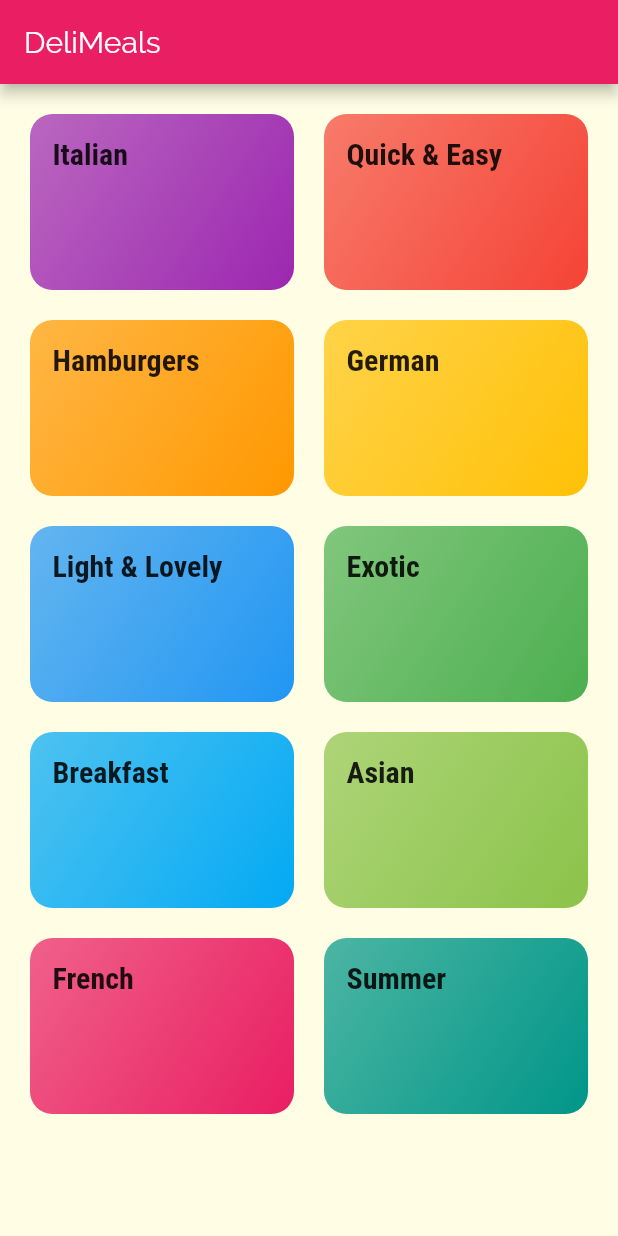
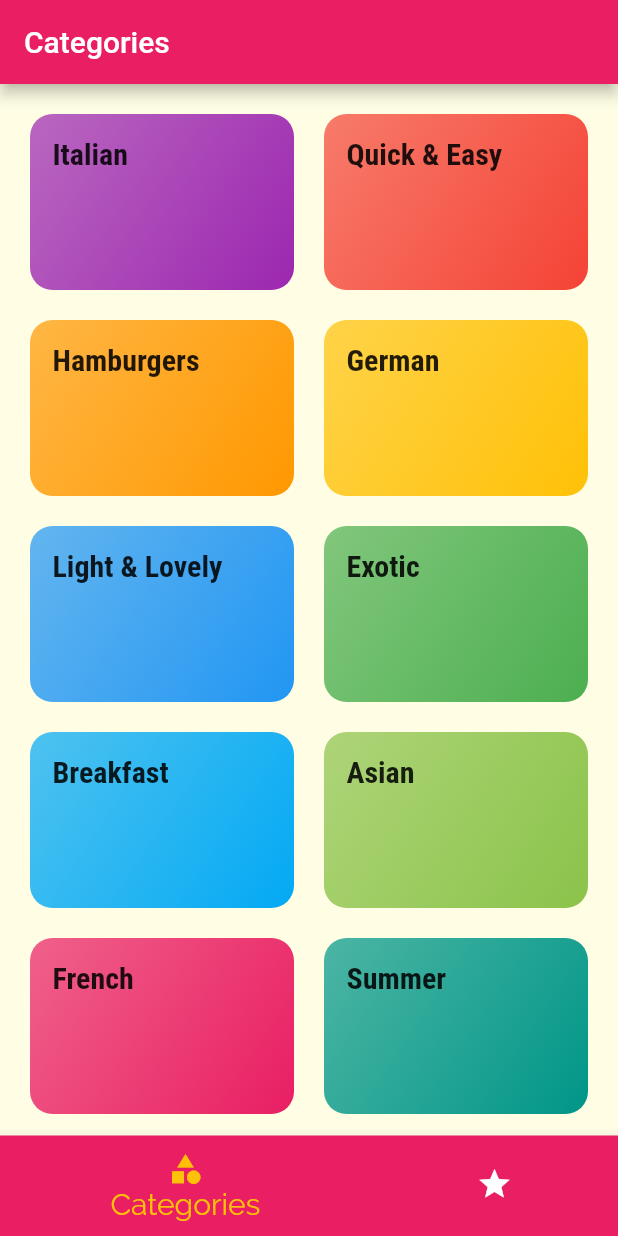
Before and after one commit to danghoanguet/meals_app, a Flutter app: the screen it shows after launch, on a phone screen of 412 x 824 dp. Run offline on Flutter 3.47's test engine with Material 2 defaults, Android fonts, the phone set to English and light mode, and no system bars.

```diff
--- a/lib/main.dart
+++ b/lib/main.dart
@@ -2,6 +2,7 @@ import 'package:flutter/material.dart';
 import 'package:meals_app/screens/categories_screen.dart';
 import 'package:meals_app/screens/category_meals_screen.dart';
 import 'package:meals_app/screens/meal_details_screen.dart';
+import 'package:meals_app/screens/tabs_screen.dart';
 
 void main() => runApp(MyApp());
 
@@ -31,7 +32,7 @@ class MyApp extends StatelessWidget {
       //home: CategoriesScreen(),
       //initialRoute: '/', // default value is '/'
       routes: {
-        '/': (context) => CategoriesScreen(),
+        '/': (context) => TabScreen(),
         //'/category-meals': (_) => CategoryMealsScreen(),
         CategoryMealsScreen.routeName: (_) => CategoryMealsScreen(),
         MealDetailsScreen.routeName: (_) => MealDetailsScreen(),
--- a/lib/screens/categories_screen.dart
+++ b/lib/screens/categories_screen.dart
@@ -9,12 +9,6 @@ class CategoriesScreen extends StatelessWidget {
   @override
   Widget build(BuildContext context) {
     return Scaffold(
-      appBar: AppBar(
-        title: Text(
-          'DeliMeals',
-          style: Theme.of(context).textTheme.bodySmall,
-        ),
-      ),
       body: GridView(
         padding: const EdgeInsets.all(20),
         gridDelegate: SliverGridDelegateWithMaxCrossAxisExtent(
--- /dev/null
+++ b/lib/screens/favorites_screen.dart
@@ -0,0 +1,14 @@
+import 'package:flutter/material.dart';
+
+class FavoritesScreen extends StatelessWidget {
+  const FavoritesScreen({Key? key}) : super(key: key);
+
+  @override
+  Widget build(BuildContext context) {
+    return Container(
+      child: Center(
+        child: Text('Favorites'),
+      ),
+    );
+  }
+}
--- /dev/null
+++ b/lib/screens/tabs_screen.dart
@@ -0,0 +1,89 @@
+import 'package:flutter/material.dart';
+import 'package:meals_app/screens/categories_screen.dart';
+import 'package:meals_app/screens/favorites_screen.dart';
+
+class TabScreen extends StatefulWidget {
+  const TabScreen({Key? key}) : super(key: key);
+
+  @override
+  State<TabScreen> createState() => _TabScreenState();
+}
+
+class _TabScreenState extends State<TabScreen> {
+  final List<Map<String, Object>> _pages = [
+    {'page': CategoriesScreen(), 'title': 'Categories'},
+    {'page': FavoritesScreen(), 'title': 'Favorites'},
+  ];
+
+  int _selectedPageIndex = 0;
+
+  void _selectPage(int index) {
+    setState(() {
+      _selectedPageIndex = index;
+    });
+  }
+
+  @override
+  Widget build(BuildContext context) {
+    // return DefaultTabController(
+    //   length: 2,
+    //   child: Scaffold(
+    //     appBar: AppBar(
+    //       title: Text('Meals'),
+    //       bottom: TabBar(tabs: [
+    //         Tab(
+    //           icon: Icon(Icons.category),
+    //           text: 'Categories',
+    //         ),
+    //         Tab(
+    //           icon: Icon(Icons.star),
+    //           text: 'Favorites',
+    //         ),
+    //       ]),
+    //     ),
+    //     body: TabBarView(
+    //       children: [
+    //         CategoriesScreen(),
+    //         FavoritesScreen(),
+    //       ],
+    //     ),
+    //   ),
+    // );
+    return Scaffold(
+      appBar: AppBar(
+        title: Text(_pages[_selectedPageIndex]['title'] as String),
+      ),
+      body: _pages[_selectedPageIndex]['page'] as Widget,
+      bottomNavigationBar: BottomNavigationBar(
+        onTap: (val) => _selectPage(val),
+        // backgroundColor: Theme.of(context).colorScheme.primary,
+        unselectedIconTheme: IconThemeData(
+          color: Colors.white,
+        ),
+        unselectedLabelStyle: TextStyle(
+          color: Colors.white,
+          fontSize: 15,
+        ),
+        selectedLabelStyle: TextStyle(fontSize: 20),
+        selectedItemColor: Theme.of(context).colorScheme.secondary,
+        currentIndex: _selectedPageIndex,
+        type: BottomNavigationBarType.shifting,
+        items: [
+          BottomNavigationBarItem(
+              backgroundColor: Theme.of(context).colorScheme.primary,
+              icon: Icon(
+                Icons.category,
+                //color: Colors.black,
+              ),
+              label: 'Categories'),
+          BottomNavigationBarItem(
+              backgroundColor: Theme.of(context).colorScheme.primary,
+              icon: Icon(
+                Icons.star,
+              ),
+              label: 'Favorites'),
+        ],
+      ),
+    );
+  }
+}
--- a/pubspec.yaml
+++ b/pubspec.yaml
@@ -18,7 +18,7 @@ publish_to: 'none' # Remove this line if you wish to publish to pub.dev
 version: 1.0.0+1
 
 environment:
-  sdk: ">=2.17.0-141.0.dev <3.0.0"
+  sdk: ">=2.16.0-141.0.dev <3.0.0"
 
 # Dependencies specify other packages that your package needs in order to work.
 # To automatically upgrade your package dependencies to the latest versions
```
Also changed, not shown: pubspec.lock.
